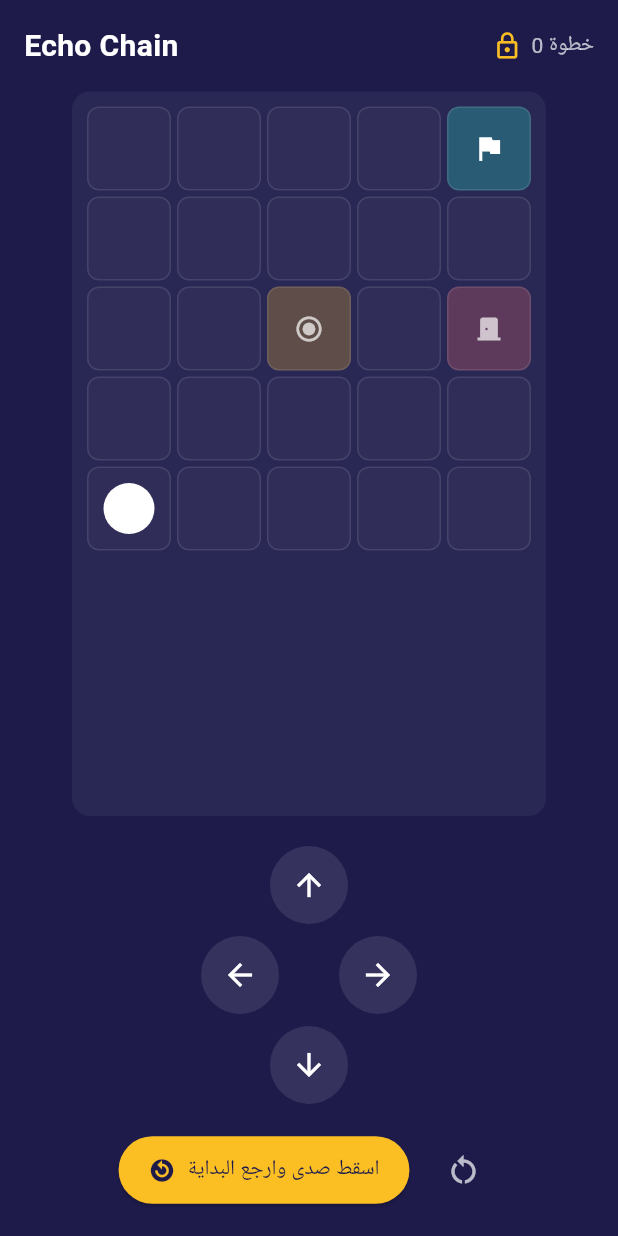
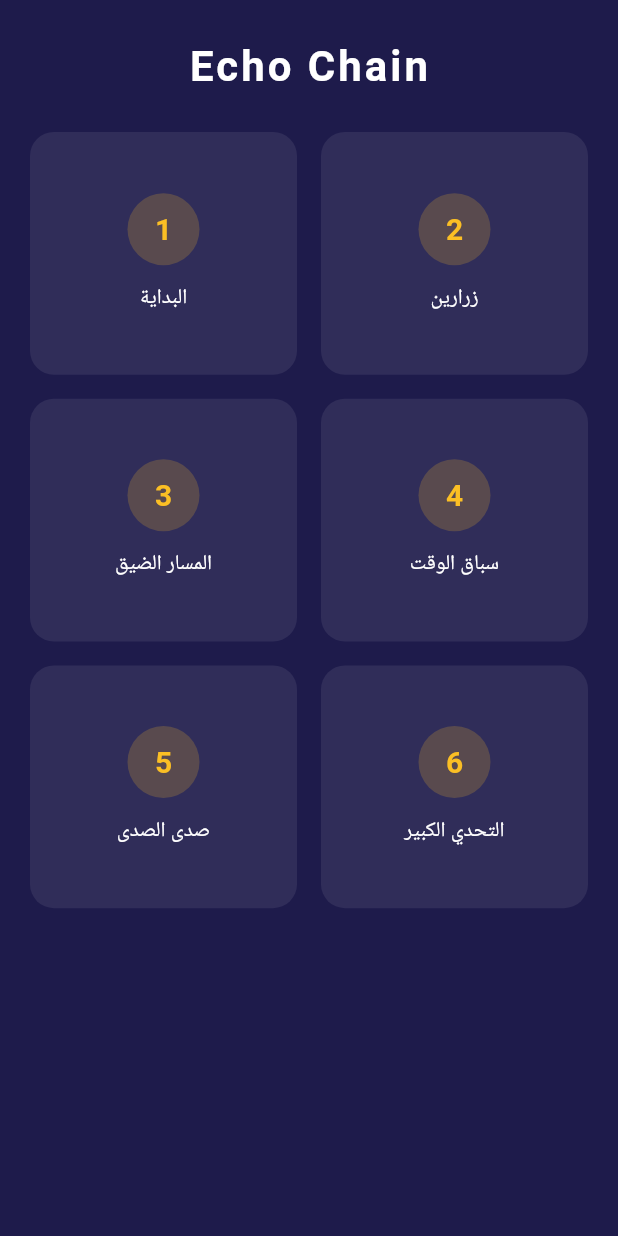
Before and after one commit to AliAhmed650/echo_chain, a Flutter app: the screen it shows after launch, on a phone screen of 412 x 824 dp. Run offline on Flutter 3.47's test engine with Material 3 defaults, Android fonts, the phone set to English and light mode, and no system bars.

Commit message:
Add level select screen and 5 new levels

```diff
--- /dev/null
+++ b/lib/data/levels_data.dart
@@ -0,0 +1,107 @@
+import '../models/cell_type.dart';
+import '../models/level_data.dart';
+import '../models/recorded_move.dart';
+
+class LevelsData {
+  static List<LevelData> levels = [
+    // المستوى 1: نفس اللي عملناه (زرار واحد بسيط)
+    LevelData(
+      id: 1,
+      name: 'البداية',
+      gridSize: 5,
+      cells: {
+        const Position(2, 2): CellType.button,
+        const Position(4, 2): CellType.door,
+        const Position(4, 0): CellType.goal,
+      },
+      startPosition: const Position(0, 4),
+      requiredButtons: 1,
+    ),
+
+    // المستوى 2: زرارين لازم يتفتحوا مع بعض
+    LevelData(
+      id: 2,
+      name: 'زرارين',
+      gridSize: 5,
+      cells: {
+        const Position(0, 2): CellType.button,
+        const Position(4, 2): CellType.button,
+        const Position(2, 4): CellType.door,
+        const Position(2, 0): CellType.goal,
+      },
+      startPosition: const Position(2, 2),
+      requiredButtons: 2,
+    ),
+
+    // المستوى 3: ممر ضيق
+    LevelData(
+      id: 3,
+      name: 'المسار الضيق',
+      gridSize: 5,
+      cells: {
+        const Position(0, 4): CellType.button,
+        const Position(1, 2): CellType.wall,
+        const Position(1, 1): CellType.wall,
+        const Position(1, 3): CellType.wall,
+        const Position(3, 2): CellType.wall,
+        const Position(3, 1): CellType.wall,
+        const Position(3, 3): CellType.wall,
+        const Position(4, 2): CellType.door,
+        const Position(4, 0): CellType.goal,
+      },
+      startPosition: const Position(0, 0),
+      requiredButtons: 1,
+    ),
+
+    // المستوى 4: باب مؤقت (بيتقفل تاني)
+    LevelData(
+      id: 4,
+      name: 'سباق الوقت',
+      gridSize: 6,
+      cells: {
+        const Position(2, 3): CellType.button,
+        const Position(5, 3): CellType.door,
+        const Position(5, 0): CellType.goal,
+      },
+      startPosition: const Position(0, 5),
+      requiredButtons: 1,
+    ),
+
+    // المستوى 5: تسلسل أصداء
+    LevelData(
+      id: 5,
+      name: 'صدى الصدى',
+      gridSize: 6,
+      cells: {
+        const Position(1, 4): CellType.button,
+        const Position(4, 1): CellType.button,
+        const Position(5, 4): CellType.door,
+        const Position(5, 0): CellType.goal,
+      },
+      startPosition: const Position(0, 5),
+      requiredButtons: 2,
+    ),
+
+    // المستوى 6: التحدي الكبير
+    LevelData(
+      id: 6,
+      name: 'التحدي الكبير',
+      gridSize: 6,
+      cells: {
+        const Position(0, 3): CellType.button,
+        const Position(5, 5): CellType.button,
+        const Position(2, 2): CellType.wall,
+        const Position(2, 3): CellType.wall,
+        const Position(3, 2): CellType.wall,
+        const Position(5, 2): CellType.door,
+        const Position(5, 0): CellType.goal,
+      },
+      startPosition: const Position(0, 0),
+      requiredButtons: 2,
+    ),
+  ];
+
+  static LevelData getLevel(int id) {
+    return levels.firstWhere((l) => l.id == id, orElse: () => levels.first);
+  }
+}
--- a/lib/main.dart
+++ b/lib/main.dart
@@ -1,6 +1,5 @@
 import 'package:flutter/material.dart';
-import 'screens/level_screen.dart';
-
+import 'screens/level_select_screen.dart';
 void main() {
   runApp(const EchoChainApp());
 }
@@ -14,7 +13,7 @@ class EchoChainApp extends StatelessWidget {
       title: 'Echo Chain',
       debugShowCheckedModeBanner: false,
       theme: ThemeData(useMaterial3: true),
-      home: const LevelScreen(),
+      home: const LevelSelectScreen(),
     );
   }
 }
--- /dev/null
+++ b/lib/models/level_data.dart
@@ -0,0 +1,20 @@
+import 'cell_type.dart';
+import 'recorded_move.dart';
+
+class LevelData {
+  final int id;
+  final String name;
+  final int gridSize;
+  final Map<Position, CellType> cells;
+  final Position startPosition;
+  final int requiredButtons; // كام زرار لازم يتفتح عشان الباب يفتح
+
+  LevelData({
+    required this.id,
+    required this.name,
+    required this.gridSize,
+    required this.cells,
+    required this.startPosition,
+    this.requiredButtons = 1,
+  });
+}
--- a/lib/screens/level_screen.dart
+++ b/lib/screens/level_screen.dart
@@ -1,10 +1,13 @@
 import 'package:flutter/material.dart';
 import '../models/cell_type.dart';
 import '../models/recorded_move.dart';
+import '../models/level_data.dart';
 import '../services/game_controller.dart';
 
 class LevelScreen extends StatefulWidget {
-  const LevelScreen({super.key});
+  final LevelData level;
+
+  const LevelScreen({super.key, required this.level});
 
   @override
   State<LevelScreen> createState() => _LevelScreenState();
@@ -21,22 +24,7 @@ class _LevelScreenState extends State<LevelScreen> {
   @override
   void initState() {
     super.initState();
-    _buildLevel();
-  }
-
-  void _buildLevel() {
-    // نفس تصميم المستوى اللي رسمناه: شبكة 5×5
-    final cells = <Position, CellType>{
-      const Position(2, 2): CellType.button,
-      const Position(4, 2): CellType.door,
-      const Position(4, 0): CellType.goal,
-    };
-
-    controller = GameController(
-      gridSize: 5,
-      cells: cells,
-      startPosition: const Position(0, 4),
-    );
+    controller = GameController(level: widget.level);
     controller.addListener(() => setState(() {}));
   }
 
@@ -62,25 +50,27 @@ class _LevelScreenState extends State<LevelScreen> {
       child: Row(
         mainAxisAlignment: MainAxisAlignment.spaceBetween,
         children: [
-          const Text('Echo Chain',
-              style: TextStyle(
+          IconButton(
+            onPressed: () => Navigator.pop(context),
+            icon: const Icon(Icons.arrow_back, color: Colors.white),
+          ),
+          Text(widget.level.name,
+              style: const TextStyle(
                   color: Colors.white,
-                  fontSize: 20,
+                  fontSize: 18,
                   fontWeight: FontWeight.bold)),
           Row(
             children: [
               Icon(
-                controller.isButtonPressed
-                    ? Icons.lock_open
-                    : Icons.lock_outline,
-                color: controller.isButtonPressed
-                    ? accentTeal
-                    : accentAmber,
+                controller.isDoorOpen ? Icons.lock_open : Icons.lock_outline,
+                color: controller.isDoorOpen ? accentTeal : accentAmber,
                 size: 20,
               ),
               const SizedBox(width: 6),
-              Text('خطوة ${controller.currentStep}',
-                  style: const TextStyle(color: Colors.white70)),
+              Text(
+                '${controller.pressedButtons.length}/${widget.level.requiredButtons}',
+                style: const TextStyle(color: Colors.white70),
+              ),
             ],
           ),
         ],
@@ -89,7 +79,7 @@ class _LevelScreenState extends State<LevelScreen> {
   }
 
   Widget _buildGrid() {
-    const cellSize = 56.0;
+    const cellSize = 50.0;
     final activeEchoes = controller.getActiveEchoPositions();
 
     return Container(
@@ -107,13 +97,15 @@ class _LevelScreenState extends State<LevelScreen> {
               final type = controller.cells[pos] ?? CellType.empty;
               final isPlayer = controller.playerPosition == pos;
               final isEcho = activeEchoes.contains(pos);
+              final isButtonPressedHere =
+                  controller.pressedButtons.contains(pos);
 
               return Container(
                 width: cellSize,
                 height: cellSize,
                 margin: const EdgeInsets.all(2),
                 decoration: BoxDecoration(
-                  color: _cellColor(type),
+                  color: _cellColor(type, isButtonPressedHere),
                   borderRadius: BorderRadius.circular(8),
                   border: Border.all(
                       color: Colors.white.withOpacity(0.1), width: 1),
@@ -122,22 +114,27 @@ class _LevelScreenState extends State<LevelScreen> {
                   alignment: Alignment.center,
                   children: [
                     if (type == CellType.button)
-                      const Icon(Icons.radio_button_checked,
-                          color: Colors.white70, size: 20),
+                      Icon(
+                        isButtonPressedHere
+                            ? Icons.radio_button_checked
+                            : Icons.radio_button_unchecked,
+                        color: Colors.white70,
+                        size: 18,
+                      ),
                     if (type == CellType.door)
                       Icon(
-                        controller.isButtonPressed
+                        controller.isDoorOpen
                             ? Icons.door_front_door_outlined
                             : Icons.door_back_door,
                         color: Colors.white70,
-                        size: 20,
+                        size: 18,
                       ),
                     if (type == CellType.goal)
-                      const Icon(Icons.flag, color: Colors.white, size: 22),
+                      const Icon(Icons.flag, color: Colors.white, size: 20),
                     if (isEcho)
                       Container(
-                        width: 34,
-                        height: 34,
+                        width: 30,
+                        height: 30,
                         decoration: BoxDecoration(
                           color: accentTeal.withOpacity(0.5),
                           shape: BoxShape.circle,
@@ -146,8 +143,8 @@ class _LevelScreenState extends State<LevelScreen> {
                       ),
                     if (isPlayer)
                       Container(
-                        width: 34,
-                        height: 34,
+                        width: 30,
+                        height: 30,
                         decoration: const BoxDecoration(
                           color: Colors.white,
                           shape: BoxShape.circle,
@@ -163,14 +160,16 @@ class _LevelScreenState extends State<LevelScreen> {
     );
   }
 
-  Color _cellColor(CellType type) {
+  Color _cellColor(CellType type, bool isPressed) {
     switch (type) {
       case CellType.wall:
         return Colors.grey.shade800;
       case CellType.button:
-        return accentAmber.withOpacity(0.25);
+        return isPressed
+            ? accentTeal.withOpacity(0.3)
+            : accentAmber.withOpacity(0.25);
       case CellType.door:
-        return controller.isButtonPressed
+        return controller.isDoorOpen
             ? accentTeal.withOpacity(0.2)
             : accentCoral.withOpacity(0.25);
       case CellType.goal:
@@ -182,17 +181,28 @@ class _LevelScreenState extends State<LevelScreen> {
 
   Widget _buildControls() {
     return Padding(
-      padding: const EdgeInsets.all(20),
+      padding: const EdgeInsets.all(16),
       child: Column(
         children: [
           if (controller.isWon)
             Padding(
-              padding: const EdgeInsets.only(bottom: 16),
-              child: Text('🎉 كسبت! وصلت للهدف',
-                  style: TextStyle(
-                      color: accentTeal,
-                      fontSize: 18,
-                      fontWeight: FontWeight.bold)),
+              padding: const EdgeInsets.only(bottom: 12),
+              child: Column(
+                children: [
+                  Text('🎉 كسبت!',
+                      style: TextStyle(
+                          color: accentTeal,
+                          fontSize: 18,
+                          fontWeight: FontWeight.bold)),
+                  const SizedBox(height: 8),
+                  ElevatedButton(
+                    onPressed: () => Navigator.pop(context),
+                    style: ElevatedButton.styleFrom(
+                        backgroundColor: accentTeal),
+                    child: const Text('رجوع لقائمة المستويات'),
+                  ),
+                ],
+              ),
             ),
           Row(
             mainAxisAlignment: MainAxisAlignment.center,
@@ -200,38 +210,38 @@ class _LevelScreenState extends State<LevelScreen> {
               _dirButton(Icons.arrow_upward, () => controller.movePlayer(0, -1)),
             ],
           ),
-          const SizedBox(height: 8),
+          const SizedBox(height: 6),
           Row(
             mainAxisAlignment: MainAxisAlignment.center,
             children: [
               _dirButton(Icons.arrow_back, () => controller.movePlayer(-1, 0)),
-              const SizedBox(width: 40),
+              const SizedBox(width: 36),
               _dirButton(Icons.arrow_forward, () => controller.movePlayer(1, 0)),
             ],
           ),
-          const SizedBox(height: 8),
+          const SizedBox(height: 6),
           Row(
             mainAxisAlignment: MainAxisAlignment.center,
             children: [
               _dirButton(Icons.arrow_downward, () => controller.movePlayer(0, 1)),
             ],
           ),
-          const SizedBox(height: 20),
+          const SizedBox(height: 16),
           Row(
             mainAxisAlignment: MainAxisAlignment.center,
             children: [
               ElevatedButton.icon(
                 onPressed: controller.dropEcho,
-                icon: const Icon(Icons.replay_circle_filled),
-                label: const Text('اسقط صدى وارجع البداية'),
+                icon: const Icon(Icons.replay_circle_filled, size: 18),
+                label: const Text('اسقط صدى'),
                 style: ElevatedButton.styleFrom(
                   backgroundColor: accentAmber,
                   foregroundColor: bgPurple,
                   padding:
-                      const EdgeInsets.symmetric(horizontal: 20, vertical: 12),
+                      const EdgeInsets.symmetric(horizontal: 16, vertical: 10),
                 ),
               ),
-              const SizedBox(width: 12),
+              const SizedBox(width: 10),
               IconButton(
                 onPressed: () => setState(controller.resetLevel),
                 icon: const Icon(Icons.restart_alt, color: Colors.white70),
@@ -251,8 +261,8 @@ class _LevelScreenState extends State<LevelScreen> {
         customBorder: const CircleBorder(),
         onTap: onTap,
         child: Padding(
-          padding: const EdgeInsets.all(14),
-          child: Icon(icon, color: Colors.white, size: 24),
+          padding: const EdgeInsets.all(12),
+          child: Icon(icon, color: Colors.white, size: 22),
         ),
       ),
     );
--- /dev/null
+++ b/lib/screens/level_select_screen.dart
@@ -0,0 +1,97 @@
+import 'package:flutter/material.dart';
+import '../data/levels_data.dart';
+import 'level_screen.dart';
+
+class LevelSelectScreen extends StatelessWidget {
+  const LevelSelectScreen({super.key});
+
+  static const Color bgPurple = Color(0xFF1E1B4B);
+  static const Color accentTeal = Color(0xFF2DD4BF);
+  static const Color accentAmber = Color(0xFFFBBF24);
+
+  @override
+  Widget build(BuildContext context) {
+    return Scaffold(
+      backgroundColor: bgPurple,
+      body: SafeArea(
+        child: Column(
+          children: [
+            const Padding(
+              padding: EdgeInsets.all(24),
+              child: Text(
+                'Echo Chain',
+                style: TextStyle(
+                  color: Colors.white,
+                  fontSize: 28,
+                  fontWeight: FontWeight.bold,
+                  letterSpacing: 2,
+                ),
+              ),
+            ),
+            Expanded(
+              child: GridView.builder(
+                padding: const EdgeInsets.symmetric(horizontal: 20),
+                gridDelegate:
+                    const SliverGridDelegateWithFixedCrossAxisCount(
+                  crossAxisCount: 2,
+                  mainAxisSpacing: 16,
+                  crossAxisSpacing: 16,
+                  childAspectRatio: 1.1,
+                ),
+                itemCount: LevelsData.levels.length,
+                itemBuilder: (context, index) {
+                  final level = LevelsData.levels[index];
+                  return _buildLevelCard(context, level.id, level.name);
+                },
+              ),
+            ),
+          ],
+        ),
+      ),
+    );
+  }
+
+  Widget _buildLevelCard(BuildContext context, int id, String name) {
+    return Material(
+      color: Colors.white.withOpacity(0.08),
+      borderRadius: BorderRadius.circular(16),
+      child: InkWell(
+        borderRadius: BorderRadius.circular(16),
+        onTap: () {
+          Navigator.push(
+            context,
+            MaterialPageRoute(
+              builder: (context) =>
+                  LevelScreen(level: LevelsData.getLevel(id)),
+            ),
+          );
+        },
+        child: Padding(
+          padding: const EdgeInsets.all(16),
+          child: Column(
+            mainAxisAlignment: MainAxisAlignment.center,
+            children: [
+              CircleAvatar(
+                radius: 24,
+                backgroundColor: accentAmber.withOpacity(0.2),
+                child: Text(
+                  '$id',
+                  style: const TextStyle(
+                      color: accentAmber,
+                      fontSize: 20,
+                      fontWeight: FontWeight.bold),
+                ),
+              ),
+              const SizedBox(height: 12),
+              Text(
+                name,
+                textAlign: TextAlign.center,
+                style: const TextStyle(color: Colors.white, fontSize: 14),
+              ),
+            ],
+          ),
+        ),
+      ),
+    );
+  }
+}
```
Also changed, not shown: lib/services/game_controller.dart (+20 -19 lines).
